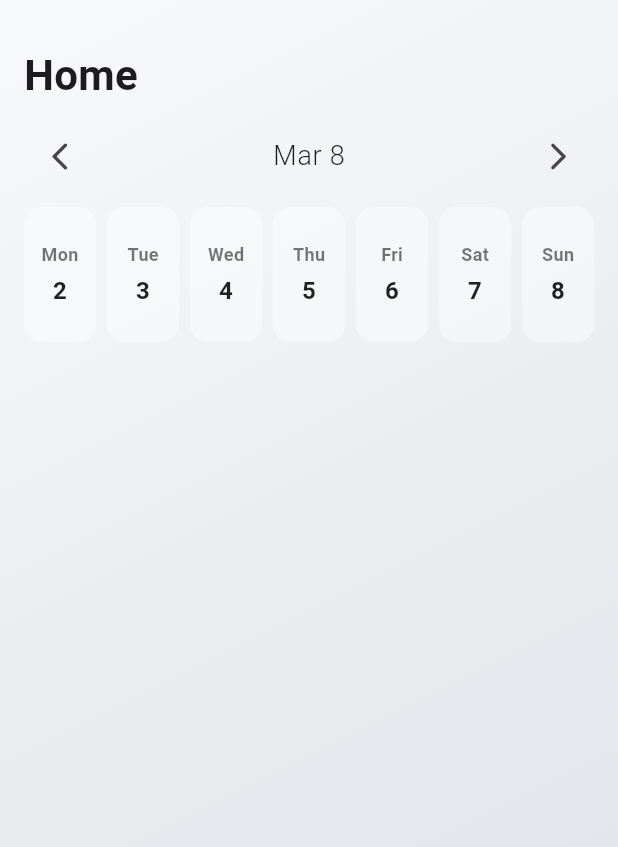
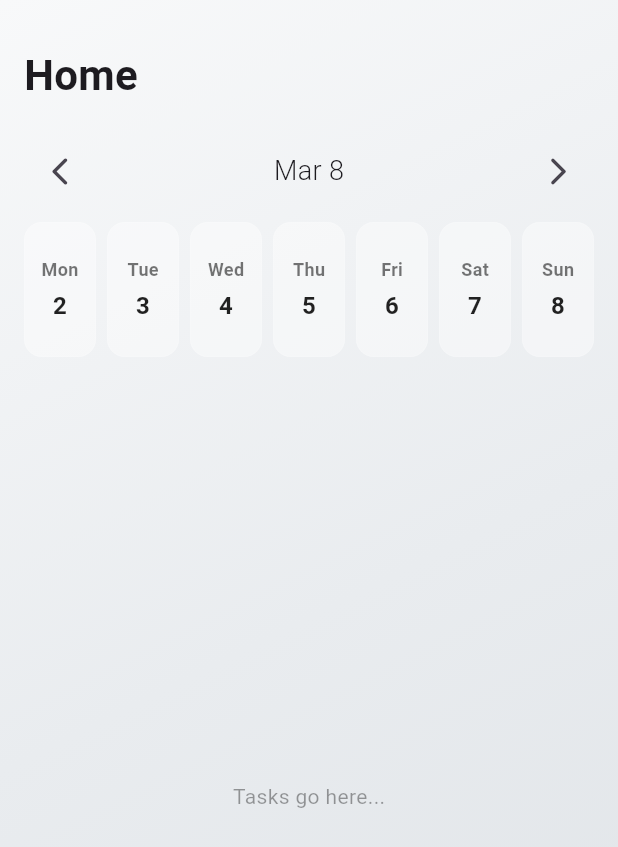
Before and after one commit to PeterMaquiran/orga-flutter, a Flutter app: the HomeScreen screen opened by its route, after a tap on the "arrow back ios new" icon, on a phone screen of 412 x 824 dp. Shown: the top 847 px of the screen. Run offline on Flutter 3.47's test engine with Material 3 defaults, Android fonts, the phone set to English and light mode, and no system bars; our stand-ins replace go_router.

Commit message:
Separate home screen and weekly_calendar.dart screen

```diff
--- /dev/null
+++ b/lib/ui/screen/ios/home/component/weekly_calendar.dart
@@ -0,0 +1,92 @@
+import 'package:flutter/material.dart';
+
+// --- EXTRACTED CALENDAR COMPONENT ---
+class InfiniteWeeklyCalendar extends StatelessWidget {
+  const InfiniteWeeklyCalendar({super.key});
+
+  static const int _virtualCenter = 10000;
+
+  List<DateTime> _getWeekForIndex(int index, DateTime today) {
+    int weekOffset = index - _virtualCenter;
+    DateTime firstDayOfWeek = today.subtract(Duration(days: today.weekday - 1));
+    DateTime startOfTargetWeek = firstDayOfWeek.add(Duration(days: weekOffset * 7));
+    return List.generate(7, (i) => startOfTargetWeek.add(Duration(days: i)));
+  }
+
+  @override
+  Widget build(BuildContext context) {
+    final DateTime today = DateTime.now();
+    final PageController controller = PageController(initialPage: _virtualCenter);
+    final ValueNotifier<DateTime> focusedDate = ValueNotifier(_getWeekForIndex(_virtualCenter, today).last);
+
+    return Column(
+      children: [
+        Padding(
+          padding: const EdgeInsets.symmetric(horizontal: 16, vertical: 10),
+          child: Row(
+            mainAxisAlignment: MainAxisAlignment.spaceBetween,
+            children: [
+              IconButton(
+                onPressed: () => controller.previousPage(duration: const Duration(milliseconds: 300), curve: Curves.easeInOut),
+                icon: const Icon(Icons.arrow_back_ios_new_rounded, size: 22),
+              ),
+              ValueListenableBuilder<DateTime>(
+                valueListenable: focusedDate,
+                builder: (context, date, _) {
+                  final String yearStr = date.year != today.year ? ", ${date.year}" : "";
+                  final String month = ["Jan", "Feb", "Mar", "Apr", "May", "Jun", "Jul", "Aug", "Sep", "Oct", "Nov", "Dec"][date.month - 1];
+                  return Text("$month ${date.day}$yearStr", style: const TextStyle(fontWeight: FontWeight.w300, fontSize: 18));
+                },
+              ),
+              IconButton(
+                onPressed: () => controller.nextPage(duration: const Duration(milliseconds: 300), curve: Curves.easeInOut),
+                icon: const Icon(Icons.arrow_forward_ios_rounded, size: 22),
+              ),
+            ],
+          ),
+        ),
+        SizedBox(
+          height: 90,
+          child: PageView.builder(
+            controller: controller,
+            onPageChanged: (i) => focusedDate.value = _getWeekForIndex(i, today).last,
+            itemBuilder: (context, index) {
+              final week = _getWeekForIndex(index, today);
+              return Padding(
+                padding: const EdgeInsets.symmetric(horizontal: 16),
+                child: Row(
+                  mainAxisAlignment: MainAxisAlignment.spaceBetween,
+                  children: week.map((date) {
+                    final isToday = date.day == today.day && date.month == today.month && date.year == today.year;
+                    return _buildDayCard(date, isToday);
+                  }).toList(),
+                ),
+              );
+            },
+          ),
+        ),
+      ],
+    );
+  }
+
+  Widget _buildDayCard(DateTime date, bool isToday) {
+    return Container(
+      width: 48,
+      decoration: BoxDecoration(
+        color: isToday ? Colors.blueAccent.withOpacity(0.2) : Colors.white.withOpacity(0.4),
+        borderRadius: BorderRadius.circular(12),
+        border: Border.all(color: isToday ? Colors.blueAccent.withOpacity(0.3) : Colors.white.withOpacity(0.2), width: 0.5),
+      ),
+      child: Column(
+        mainAxisAlignment: MainAxisAlignment.center,
+        children: [
+          Text(["Sun", "Mon", "Tue", "Wed", "Thu", "Fri", "Sat"][date.weekday % 7],
+              style: TextStyle(fontSize: 12, fontWeight: FontWeight.w600, color: isToday ? Colors.blueAccent : Colors.black54)),
+          const SizedBox(height: 4),
+          Text(date.day.toString(),
+              style: TextStyle(fontSize: 16, fontWeight: FontWeight.bold, color: isToday ? Colors.blueAccent : Colors.black87)),
+        ],
+      ),
+    );
+  }
+}
--- a/lib/ui/screen/ios/home/home.dart
+++ b/lib/ui/screen/ios/home/home.dart
@@ -1,41 +1,15 @@
 import 'package:flutter/material.dart';
 
+import 'component/weekly_calendar.dart';
+
+// --- MAIN HOME SCREEN ---
 class HomeScreen extends StatelessWidget {
   const HomeScreen({super.key});
 
-  // Starting point for the infinite calculation
-  static const int _virtualCenter = 10000;
-
-  // Calculates the week based on the PageView index
-  List<DateTime> _getWeekForIndex(int index, DateTime today) {
-    int weekOffset = index - _virtualCenter;
-
-    // Finds the first day of the current week (Monday)
-    // Use (today.weekday % 7) if you want the week to start on Sunday
-    DateTime firstDayOfWeek = today.subtract(Duration(days: today.weekday - 1));
-
-    // Calculates the start of the target week
-    DateTime startOfTargetWeek = firstDayOfWeek.add(Duration(days: weekOffset * 7));
-
-    return List.generate(7, (i) => startOfTargetWeek.add(Duration(days: i)));
-  }
-
-  String _getMonthName(int month) {
-    const months = ["Jan", "Feb", "Mar", "Apr", "May", "Jun", "Jul", "Aug", "Sep", "Oct", "Nov", "Dec"];
-    return months[month - 1];
-  }
-
   @override
   Widget build(BuildContext context) {
-    final DateTime today = DateTime.now();
-    final PageController controller = PageController(initialPage: _virtualCenter);
-
-    // Notifier for the top text (Initializes with the last day of the current week)
-    final ValueNotifier<DateTime> focusedDate = ValueNotifier(_getWeekForIndex(_virtualCenter, today).last);
-
     return Scaffold(
       body: Container(
-        width: double.infinity,
         decoration: const BoxDecoration(
           gradient: LinearGradient(
             begin: Alignment.topLeft,
@@ -43,132 +17,27 @@ class HomeScreen extends StatelessWidget {
             colors: [Color(0xFFF8F9FA), Color(0xFFE9ECEF), Color(0xFFDEE2E6)],
           ),
         ),
-        child: SafeArea(
+        child: const SafeArea(
           child: Column(
             crossAxisAlignment: CrossAxisAlignment.start,
             children: [
-              const SizedBox(height: 30),
-              const Padding(
+              SizedBox(height: 30),
+              Padding(
                 padding: EdgeInsets.symmetric(horizontal: 16),
-                child: Text(
-                  "Home",
-                  style: TextStyle(fontSize: 28, fontWeight: FontWeight.bold),
-                ),
+                child: Text("Home", style: TextStyle(fontSize: 28, fontWeight: FontWeight.bold)),
               ),
-              const SizedBox(height: 10),
+              SizedBox(height: 10),
+              // The extracted Calendar component
+              InfiniteWeeklyCalendar(),
 
-              // --- HEADER WITH ARROWS AND DATE ---
-              Padding(
-                padding: const EdgeInsets.symmetric(horizontal: 16),
-                child: Row(
-                  mainAxisAlignment: MainAxisAlignment.spaceBetween,
-                  children: [
-                    IconButton(
-                      onPressed: () => controller.previousPage(
-                        duration: const Duration(milliseconds: 300),
-                        curve: Curves.easeInOut,
-                      ),
-                      icon: const Icon(Icons.arrow_back_ios_new_rounded, size: 22),
-                    ),
-                    ValueListenableBuilder<DateTime>(
-                      valueListenable: focusedDate,
-                      builder: (context, date, _) {
-                        final int currentYear = DateTime.now().year;
-                        // Condition: only show year if it's not the current one
-                        final String yearString = date.year != currentYear ? ", ${date.year}" : "";
-
-                        return Text(
-                          "${_getMonthName(date.month)} ${date.day}$yearString",
-                          style: const TextStyle(
-                            fontWeight: FontWeight.w300,
-                            fontSize: 18,
-                            letterSpacing: 0.5,
-                          ),
-                        );
-                      },
-                    ),
-                    IconButton(
-                      onPressed: () => controller.nextPage(
-                        duration: const Duration(milliseconds: 300),
-                        curve: Curves.easeInOut,
-                      ),
-                      icon: const Icon(Icons.arrow_forward_ios_rounded, size: 22),
-                    ),
-                  ],
-                ),
-              ),
-
-              const SizedBox(height: 10),
-
-              // --- INFINITE WEEKLY CALENDAR SLIDER ---
-              SizedBox(
-                height: 90,
-                child: PageView.builder(
-                  controller: controller,
-                  onPageChanged: (index) {
-                    // Update the top header with the last day of the visible week
-                    focusedDate.value = _getWeekForIndex(index, today).last;
-                  },
-                  itemBuilder: (context, index) {
-                    final week = _getWeekForIndex(index, today);
-
-                    return Padding(
-                      padding: const EdgeInsets.symmetric(horizontal: 16),
-                      child: Row(
-                        mainAxisAlignment: MainAxisAlignment.spaceBetween,
-                        children: week.map((date) {
-                          final isToday = date.day == today.day &&
-                              date.month == today.month &&
-                              date.year == today.year;
-
-                          return _buildDayCard(date, isToday);
-                        }).toList(),
-                      ),
-                    );
-                  },
-                ),
-              ),
+              // Add your HabitHub or Orga tasks list here
+              Expanded(
+                child: Center(child: Text("Tasks go here...", style: TextStyle(color: Colors.black38))),
+              )
             ],
           ),
         ),
       ),
     );
   }
-
-  // Day Card Widget (Glassmorphism Visual)
-  Widget _buildDayCard(DateTime date, bool isToday) {
-    return Container(
-      width: 48,
-      decoration: BoxDecoration(
-        color: isToday ? Colors.blueAccent.withOpacity(0.2) : Colors.white.withOpacity(0.4),
-        borderRadius: BorderRadius.circular(12),
-        border: Border.all(
-          color: isToday ? Colors.blueAccent.withOpacity(0.3) : Colors.white.withOpacity(0.2),
-          width: 0.5,
-        ),
-      ),
-      child: Column(
-        mainAxisAlignment: MainAxisAlignment.center,
-        children: [
-          Text(
-            ["Sun", "Mon", "Tue", "Wed", "Thu", "Fri", "Sat"][date.weekday % 7],
-            style: TextStyle(
-              fontSize: 12,
-              fontWeight: FontWeight.w600,
-              color: isToday ? Colors.blueAccent : Colors.black54,
-            ),
-          ),
-          const SizedBox(height: 4),
-          Text(
-            date.day.toString(),
-            style: TextStyle(
-              fontSize: 16,
-              fontWeight: FontWeight.bold,
-              color: isToday ? Colors.blueAccent : Colors.black87,
-            ),
-          ),
-        ],
-      ),
-    );
-  }
 }
```
